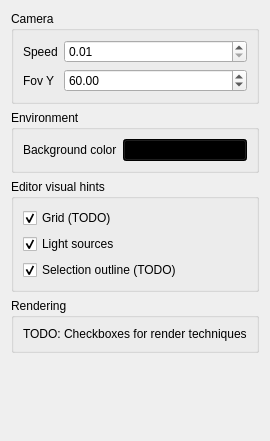
The window that Project3/ui/miscsettingswidget.ui (QTGuys/Project_3) describes before a commit, drawn with Qt 5.
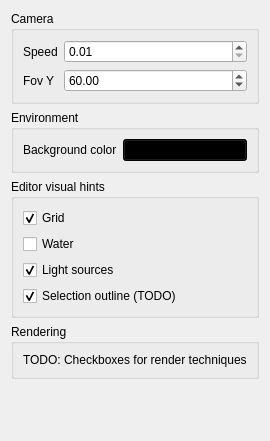
The same window after the commit.

```diff
--- a/Project3/ui/miscsettingswidget.ui
+++ b/Project3/ui/miscsettingswidget.ui
@@ -92,13 +92,20 @@
       <item>
        <widget class="QCheckBox" name="checkBoxGrid">
         <property name="text">
-         <string>Grid (TODO)</string>
+         <string>Grid</string>
         </property>
         <property name="checked">
          <bool>true</bool>
         </property>
        </widget>
       </item>
+      <item>
+       <widget class="QCheckBox" name="checkBoxWater">
+        <property name="text">
+         <string>Water</string>
+        </property>
+       </widget>
+      </item>
       <item>
        <widget class="QCheckBox" name="checkBoxLightSources">
         <property name="text">
```
